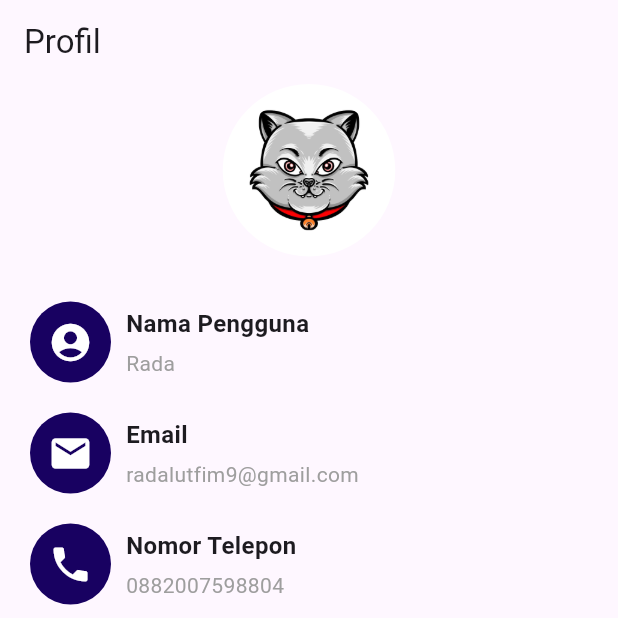
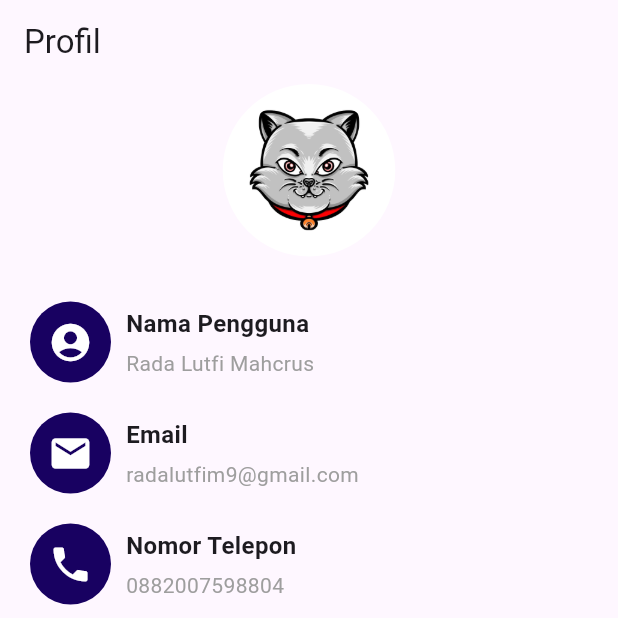
Before and after one commit to radalutfi/e-commerce, a Flutter app: the ProfilePage screen opened directly, on a phone screen of 412 x 824 dp, the top half of it. Run offline on Flutter 3.47's test engine with Material 3 defaults, Android fonts, the phone set to English and light mode, and no system bars; drawn by our look-alikes of water_drop_nav_bar; missing offline and left inert: status_alert.

Commit message:
update_profile

```diff
--- a/lib/profil.dart
+++ b/lib/profil.dart
@@ -17,7 +17,7 @@ class _ProfilePageState extends State<ProfilePage> {
   final List<Map<String, String>> profileInfo = [
     {
       'title': 'Nama Pengguna',
-      'subtitle': 'Rada',
+      'subtitle': 'Rada Lutfi Mahcrus',
       'icon': 'account_circle',
     },
     {
```
